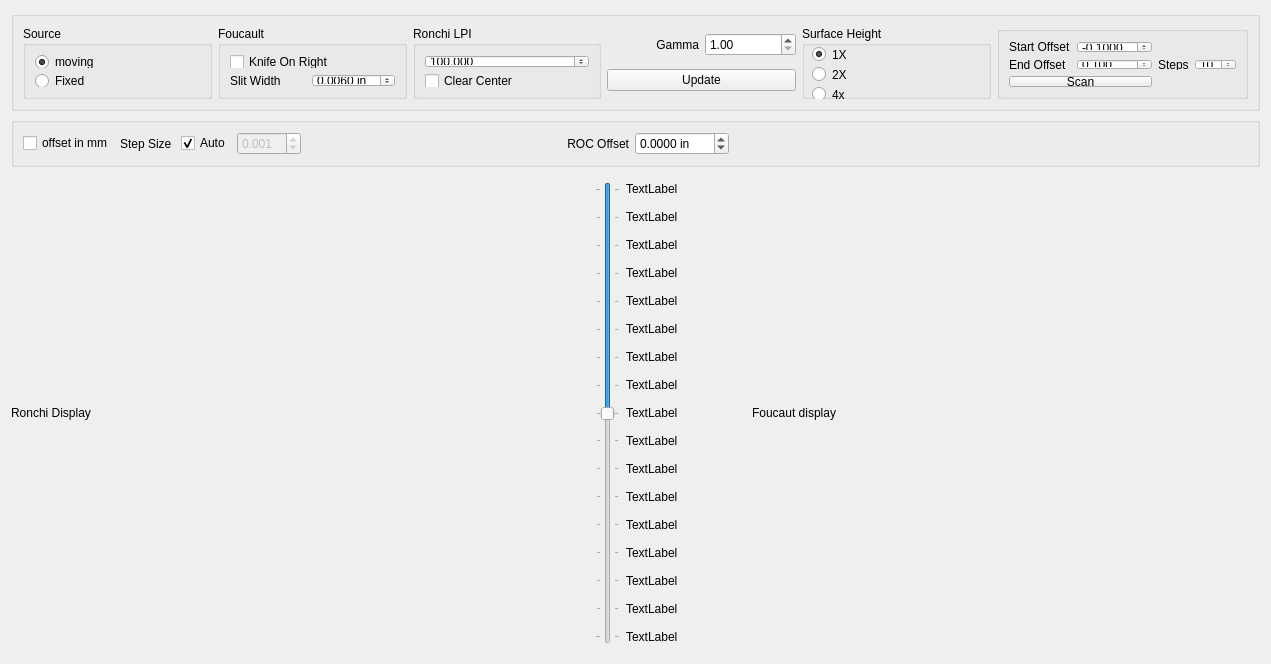
Old version of the form foucaultview.ui in the repository githubdoe/DFTFringe.
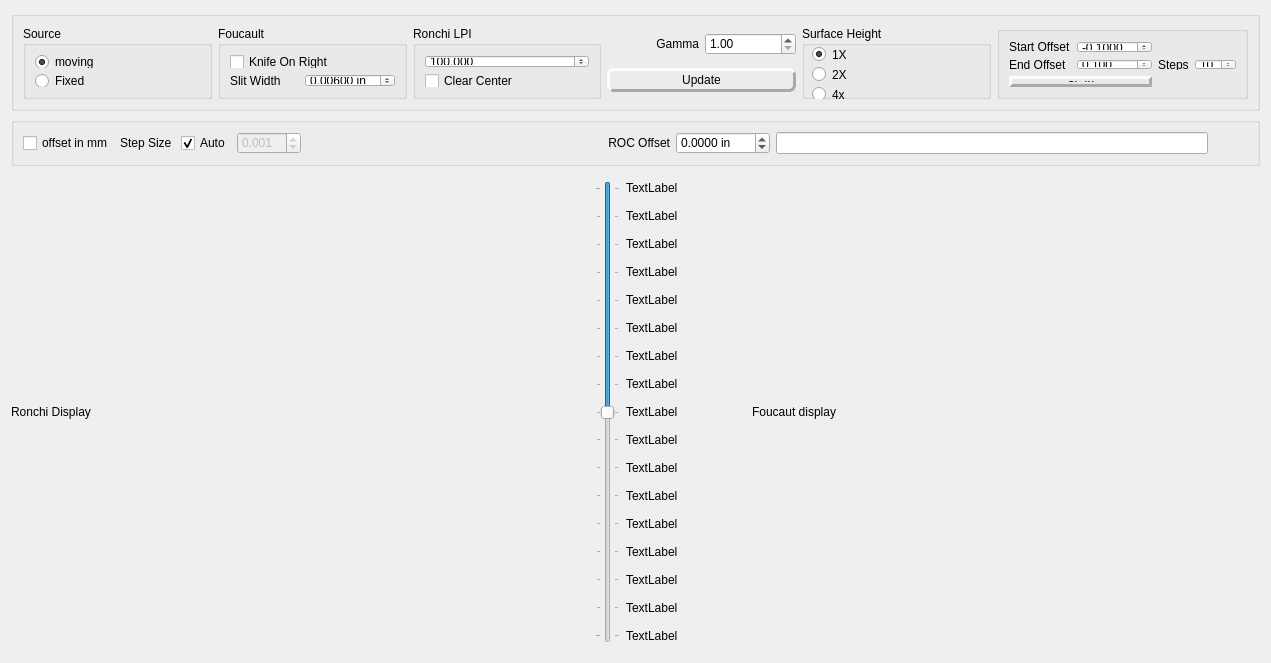
New version of the form.

Diff of the .ui file:
```diff
--- a/foucaultview.ui
+++ b/foucaultview.ui
@@ -7,12 +7,20 @@
     <x>0</x>
     <y>0</y>
     <width>1271</width>
-    <height>503</height>
+    <height>639</height>
    </rect>
   </property>
   <property name="windowTitle">
    <string>Form</string>
   </property>
+  <property name="styleSheet">
+   <string notr="true"> QPushButton{ border-style: outset;
+                        border-width: 3px;
+                        border-radius: 7px;
+                        border-color: darkgray;
+                        font: normal 12px;
+                           padding: 2px; }</string>
+  </property>
   <layout class="QVBoxLayout" name="verticalLayout_2" stretch="0,0,9">
    <item>
     <widget class="QGroupBox" name="groupBox_5">
@@ -89,10 +97,10 @@
               <string> in</string>
              </property>
              <property name="decimals">
-              <number>4</number>
+              <number>5</number>
              </property>
              <property name="minimum">
-              <double>0.001000000000000</double>
+              <double>0.000400000000000</double>
              </property>
              <property name="maximum">
               <double>10.000000000000000</double>
@@ -408,7 +416,7 @@
         </property>
         <property name="sizeHint" stdset="0">
          <size>
-          <width>40</width>
+          <width>300</width>
           <height>20</height>
          </size>
         </property>
@@ -454,21 +462,20 @@
        </layout>
       </item>
       <item>
-       <layout class="QHBoxLayout" name="horizontalLayout_5">
-        <item>
-         <spacer name="horizontalSpacer_3">
-          <property name="orientation">
-           <enum>Qt::Horizontal</enum>
-          </property>
-          <property name="sizeHint" stdset="0">
-           <size>
-            <width>40</width>
-            <height>20</height>
-           </size>
-          </property>
-         </spacer>
-        </item>
-       </layout>
+       <widget class="QLineEdit" name="pixeParms">
+        <property name="sizePolicy">
+         <sizepolicy hsizetype="Expanding" vsizetype="Fixed">
+          <horstretch>1</horstretch>
+          <verstretch>0</verstretch>
+         </sizepolicy>
+        </property>
+        <property name="readOnly">
+         <bool>true</bool>
+        </property>
+       </widget>
+      </item>
+      <item>
+       <layout class="QHBoxLayout" name="horizontalLayout_5"/>
       </item>
       <item>
        <spacer name="horizontalSpacer_2">
```
Left out of the diff: 9 changed lines with no effect on the pictures.
